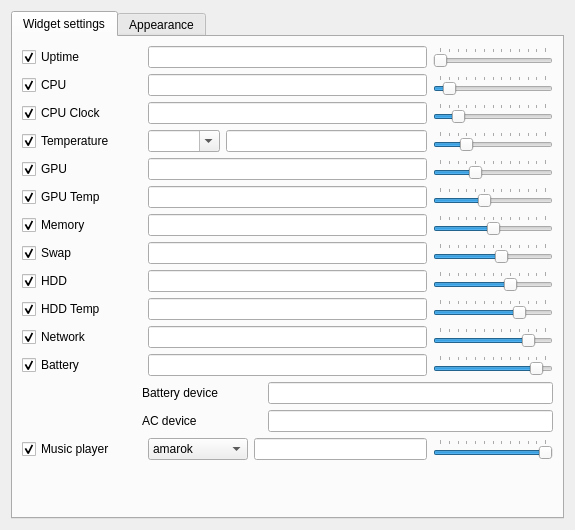
Old version of the form sources/contents/ui/configwindow.ui in the repository arcan1s/awesome-widgets.
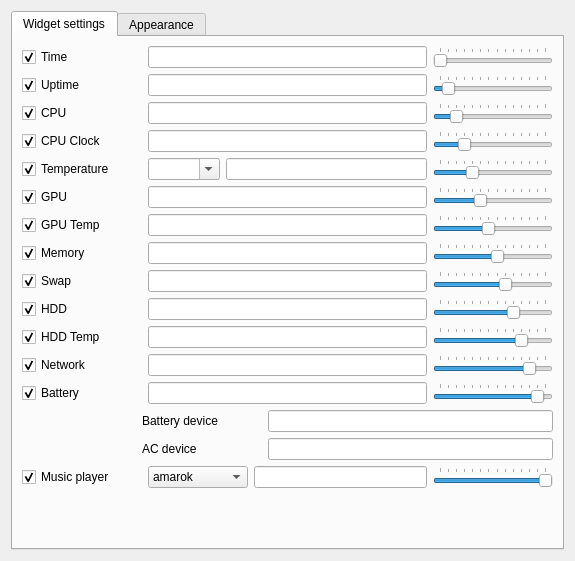
New version of the form. Custom widgets are drawn as their Qt base class.

```diff
--- a/sources/contents/ui/configwindow.ui
+++ b/sources/contents/ui/configwindow.ui
@@ -7,7 +7,7 @@
     <x>0</x>
     <y>0</y>
     <width>575</width>
-    <height>530</height>
+    <height>561</height>
    </rect>
   </property>
   <property name="sizePolicy">
@@ -42,6 +42,61 @@
        <string>Widget settings</string>
       </attribute>
       <layout class="QVBoxLayout" name="verticalLayout_2">
+       <item>
+        <layout class="QHBoxLayout" name="layout_time">
+         <item>
+          <widget class="QCheckBox" name="checkBox_time">
+           <property name="minimumSize">
+            <size>
+             <width>120</width>
+             <height>0</height>
+            </size>
+           </property>
+           <property name="text">
+            <string notr="true">Time</string>
+           </property>
+           <property name="checked">
+            <bool>true</bool>
+           </property>
+          </widget>
+         </item>
+         <item>
+          <widget class="QLineEdit" name="lineEdit_time">
+           <property name="toolTip">
+            <string notr="true">$time - time</string>
+           </property>
+           <property name="alignment">
+            <set>Qt::AlignRight|Qt::AlignTrailing|Qt::AlignVCenter</set>
+           </property>
+          </widget>
+         </item>
+         <item>
+          <widget class="QSlider" name="slider_time">
+           <property name="maximumSize">
+            <size>
+             <width>120</width>
+             <height>16777215</height>
+            </size>
+           </property>
+           <property name="minimum">
+            <number>1</number>
+           </property>
+           <property name="maximum">
+            <number>14</number>
+           </property>
+           <property name="pageStep">
+            <number>1</number>
+           </property>
+           <property name="orientation">
+            <enum>Qt::Horizontal</enum>
+           </property>
+           <property name="tickPosition">
+            <enum>QSlider::TicksAbove</enum>
+           </property>
+          </widget>
+         </item>
+        </layout>
+       </item>
        <item>
         <layout class="QHBoxLayout" name="layout_uptime">
          <item>
@@ -82,11 +137,14 @@
             <number>1</number>
            </property>
            <property name="maximum">
-            <number>13</number>
+            <number>14</number>
            </property>
            <property name="pageStep">
             <number>1</number>
            </property>
+           <property name="value">
+            <number>2</number>
+           </property>
            <property name="orientation">
             <enum>Qt::Horizontal</enum>
            </property>
@@ -138,13 +196,13 @@
             <number>1</number>
            </property>
            <property name="maximum">
-            <number>13</number>
+            <number>14</number>
            </property>
            <property name="pageStep">
             <number>1</number>
            </property>
            <property name="value">
-            <number>2</number>
+            <number>3</number>
            </property>
            <property name="orientation">
             <enum>Qt::Horizontal</enum>
@@ -197,13 +255,13 @@
             <number>1</number>
            </property>
            <property name="maximum">
-            <number>13</number>
+            <number>14</number>
            </property>
            <property name="pageStep">
             <number>1</number>
            </property>
            <property name="value">
-            <number>3</number>
+            <number>4</number>
            </property>
            <property name="orientation">
             <enum>Qt::Horizontal</enum>
@@ -268,13 +326,13 @@
             <number>1</number>
            </property>
            <property name="maximum">
-            <number>13</number>
+            <number>14</number>
            </property>
            <property name="pageStep">
             <number>1</number>
            </property>
            <property name="value">
-            <number>4</number>
+            <number>5</number>
            </property>
            <property name="orientation">
             <enum>Qt::Horizontal</enum>
@@ -326,13 +384,13 @@
             <number>1</number>
            </property>
            <property name="maximum">
-            <number>13</number>
+            <number>14</number>
            </property>
            <property name="pageStep">
             <number>1</number>
            </property>
            <property name="value">
-            <number>5</number>
+            <number>6</number>
            </property>
            <property name="orientation">
             <enum>Qt::Horizontal</enum>
@@ -384,13 +442,13 @@
             <number>1</number>
            </property>
            <property name="maximum">
-            <number>13</number>
+            <number>14</number>
            </property>
            <property name="pageStep">
             <number>1</number>
            </property>
            <property name="value">
-            <number>6</number>
+            <number>7</number>
            </property>
            <property name="orientation">
             <enum>Qt::Horizontal</enum>
@@ -443,13 +501,13 @@
             <number>1</number>
            </property>
            <property name="maximum">
-            <number>13</number>
+            <number>14</number>
            </property>
            <property name="pageStep">
             <number>1</number>
            </property>
            <property name="value">
-            <number>7</number>
+            <number>8</number>
            </property>
            <property name="orientation">
             <enum>Qt::Horizontal</enum>
@@ -502,13 +560,13 @@
             <number>1</number>
            </property>
            <property name="maximum">
-            <number>13</number>
+            <number>14</number>
            </property>
            <property name="pageStep">
             <number>1</number>
            </property>
            <property name="value">
-            <number>8</number>
+            <number>9</number>
            </property>
            <property name="orientation">
             <enum>Qt::Horizontal</enum>
@@ -560,13 +618,13 @@
             <number>1</number>
            </property>
            <property name="maximum">
-            <number>13</number>
+            <number>14</number>
            </property>
            <property name="pageStep">
             <number>1</number>
            </property>
            <property name="value">
-            <number>9</number>
+            <number>10</number>
            </property>
            <property name="orientation">
             <enum>Qt::Horizontal</enum>
@@ -618,13 +676,13 @@
             <number>1</number>
            </property>
            <property name="maximum">
-            <number>13</number>
+            <number>14</number>
            </property>
            <property name="pageStep">
             <number>1</number>
            </property>
            <property name="value">
-            <number>10</number>
+            <number>11</number>
            </property>
            <property name="orientation">
             <enum>Qt::Horizontal</enum>
@@ -678,13 +736,13 @@
             <number>1</number>
            </property>
            <property name="maximum">
-            <number>13</number>
+            <number>14</number>
            </property>
            <property name="pageStep">
             <number>1</number>
            </property>
            <property name="value">
-            <number>11</number>
+            <number>12</number>
            </property>
            <property name="orientation">
             <enum>Qt::Horizontal</enum>
@@ -737,13 +795,13 @@
             <number>1</number>
            </property>
            <property name="maximum">
-            <number>13</number>
+            <number>14</number>
            </property>
            <property name="pageStep">
             <number>1</number>
            </property>
            <property name="value">
-            <number>12</number>
+            <number>13</number>
            </property>
            <property name="orientation">
             <enum>Qt::Horizontal</enum>
@@ -907,13 +965,13 @@
             <number>1</number>
            </property>
            <property name="maximum">
-            <number>13</number>
+            <number>14</number>
            </property>
            <property name="pageStep">
             <number>1</number>
            </property>
            <property name="value">
-            <number>13</number>
+            <number>14</number>
            </property>
            <property name="orientation">
             <enum>Qt::Horizontal</enum>
```
Left out of the diff: 3 changed lines with no effect on the pictures.
